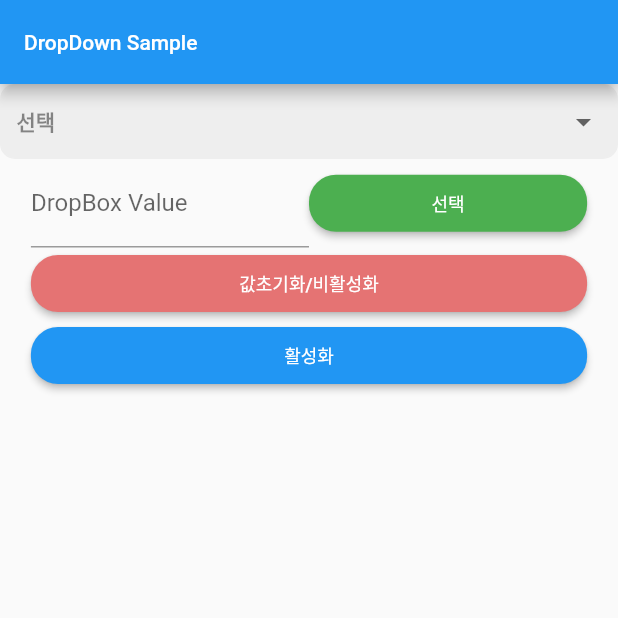
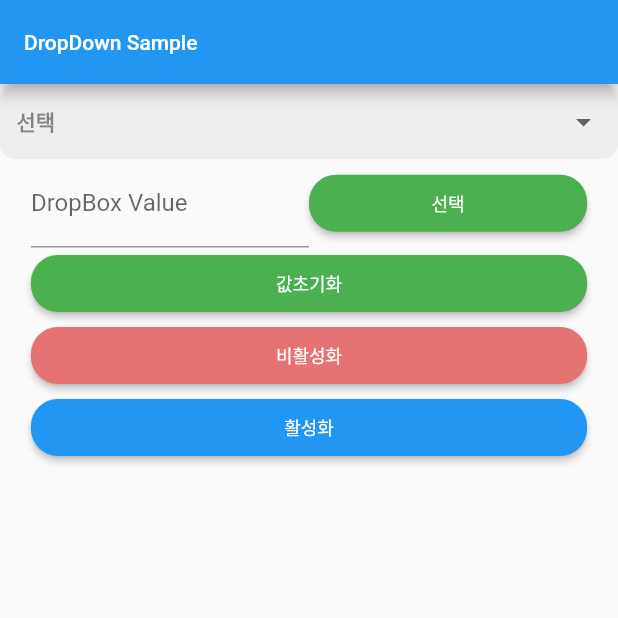
Before and after one commit to baekhj/flutter_widget_sample, a Flutter app: the dropdownSample screen opened directly, on a phone screen of 412 x 824 dp, the top half of it. Run offline on Flutter 3.47's test engine with Material 2 defaults, Android fonts, the phone set to English and light mode, and no system bars; our stand-ins replace toast.

Commit message:
버튼추가

```diff
--- a/lib/SAMPLE/BUTTON/buttonUtil.dart
+++ b/lib/SAMPLE/BUTTON/buttonUtil.dart
@@ -47,7 +47,7 @@ SizedBox cancelBottomBtn(String btnNm, double btnSize, Function onClickEvent){
 }
 
 
-SizedBox bottomDefaultBtn(String btnNm, double btnSize, Function onClickEvent){
+SizedBox defaultBottomBtn(String btnNm, double btnSize, Function onClickEvent){
   return  SizedBox(
     width: btnSize,
     child: RaisedButton(
--- a/lib/SAMPLE/DROPDOWN/dropdownSample.dart
+++ b/lib/SAMPLE/DROPDOWN/dropdownSample.dart
@@ -78,7 +78,7 @@ class _dropdownSampleState extends State<dropdownSample> {
                     ),
                   ),
                 ),
-                bottomDefaultBtn("선택", MediaQuery.of(context).size.width*0.45, () {
+                defaultBottomBtn("선택", MediaQuery.of(context).size.width*0.45, () {
                   bool isOk = false;
                   dataList.forEach((element) {
                     if(element['value']==valCtr.text){
@@ -98,9 +98,13 @@ class _dropdownSampleState extends State<dropdownSample> {
                 }),
               ],
             ),
-            cancelBottomBtn("값초기화/비활성화", MediaQuery.of(context).size.width*0.9, () {
+            defaultBottomBtn("값초기화", MediaQuery.of(context).size.width*0.9, () {
               setState(() {
                 _selectValue='';
+              });
+            }),
+            cancelBottomBtn("비활성화", MediaQuery.of(context).size.width*0.9, () {
+              setState(() {
                 _isDisable = true;
               });
             }),
```
